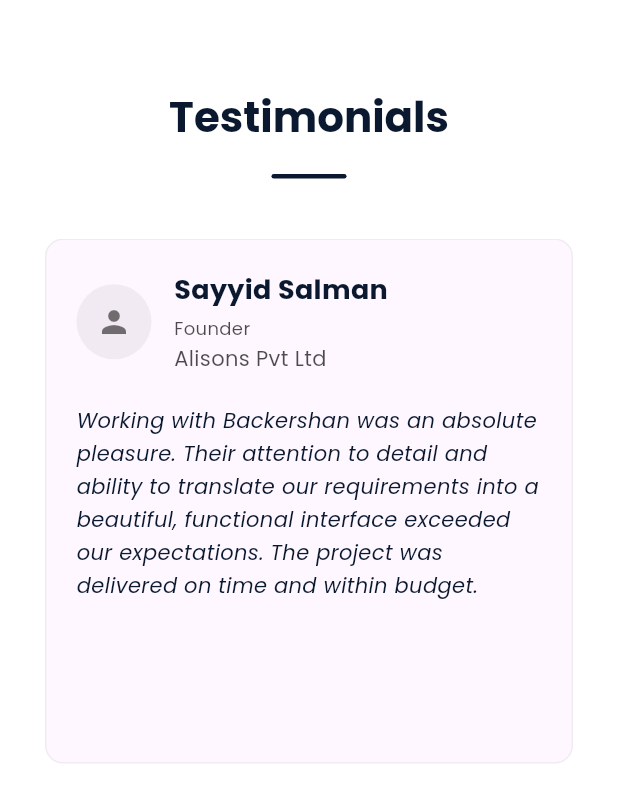
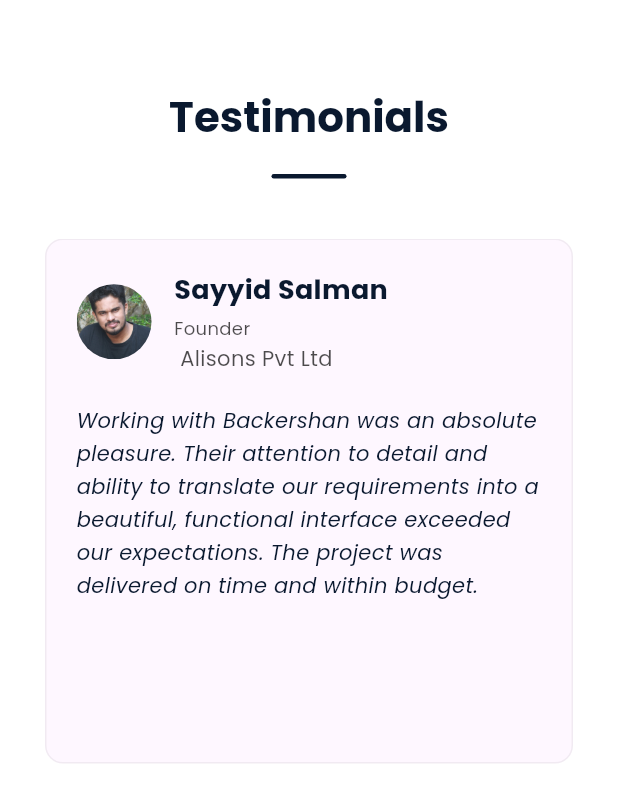
Before and after one commit to BackershanT/my_protfolio_flutter, a Flutter app: the TestimonialsSection widget shown alone on an empty page, opened directly, on a phone screen of 412 x 824 dp. Shown: the top 802 px of the screen. Run offline on Flutter 3.47's test engine with Material 3 defaults, Android fonts, the phone set to English and light mode, and no system bars; drawn by our look-alikes of flutter_animate; our stand-ins replace cloud_firestore, firebase_core, flutter_screenutil, font_awesome_flutter, google_fonts, lottie and 1 more; accounts and stored records are empty; network calls fail.

Commit message:
feat(testimonials): add avatar images and display in testimonial section
- Added avatar image files for testimonials
- Updated testimonial data to include avatar image URLs
- Display avatar images in testimonial section when available
- Show placeholder icon if avatar URL is empty
- Fixed testimonial id formatting by trimming extra space
- Adjusted company name text spacing for better UI alignment

```diff
--- a/lib/features/shared/data/models/testimonial_data.dart
+++ b/lib/features/shared/data/models/testimonial_data.dart
@@ -10,7 +10,7 @@ class TestimonialData {
         company: 'Alisons Pvt Ltd',
         content:
             'Working with Backershan was an absolute pleasure. Their attention to detail and ability to translate our requirements into a beautiful, functional interface exceeded our expectations. The project was delivered on time and within budget.',
-        avatarUrl: '',
+        avatarUrl: 'assets/testimonial/testSalman.JPG',
       ),
       Testimonial(
         id: '2',
@@ -19,7 +19,7 @@ class TestimonialData {
         company: 'Clan LEO Pvt Ltd',
         content:
             'Backershan transformed our digital presence with their Flutter expertise. The mobile application they developed for us has received outstanding feedback from our users. Their technical skills combined with creative problem-solving are impressive.',
-        avatarUrl: '',
+        avatarUrl: 'assets/testimonial/testDipesh.jpg',
       ),
       Testimonial(
         id: '3',
@@ -31,7 +31,7 @@ class TestimonialData {
         avatarUrl: '',
       ),
       Testimonial(
-        id: '4 ',
+        id: '4',
         name: 'Yasin',
         role: 'CEO',
         company: 'Yachii',
--- a/lib/features/shared/presentation/testimonials_section.dart
+++ b/lib/features/shared/presentation/testimonials_section.dart
@@ -129,7 +129,7 @@ class _TestimonialsSectionState extends State<TestimonialsSection> {
           // Client info (avatar, name, role, company) - ABOVE content
           Row(
             children: [
-              // Avatar placeholder
+              // Avatar with image
               Container(
                 width: isMobile ? 50 : 60,
                 height: isMobile ? 50 : 60,
@@ -138,12 +138,20 @@ class _TestimonialsSectionState extends State<TestimonialsSection> {
                       ? Colors.white.withOpacity(0.1)
                       : Colors.black.withOpacity(0.05),
                   borderRadius: BorderRadius.circular(30),
+                  image: testimonial.avatarUrl.isNotEmpty
+                      ? DecorationImage(
+                          image: AssetImage(testimonial.avatarUrl),
+                          fit: BoxFit.cover,
+                        )
+                      : null,
                 ),
-                child: Icon(
-                  Icons.person,
-                  size: isMobile ? 24 : 30,
-                  color: isDark ? Colors.white70 : Colors.black54,
-                ),
+                child: testimonial.avatarUrl.isEmpty
+                    ? Icon(
+                        Icons.person,
+                        size: isMobile ? 24 : 30,
+                        color: isDark ? Colors.white70 : Colors.black54,
+                      )
+                    : null,
               ),
               SizedBox(width: 15),
               Expanded(
@@ -170,7 +178,7 @@ class _TestimonialsSectionState extends State<TestimonialsSection> {
                     ).animate().fadeIn(delay: 400.ms, duration: 600.ms),
                     SizedBox(height: 2),
                     Text(
-                      '${testimonial.company}',
+                      ' ${testimonial.company}',
                       style: TextStyle(
                         fontSize: roleSize,
                         color: isDark
--- a/pubspec.yaml
+++ b/pubspec.yaml
@@ -77,6 +77,7 @@ flutter:
     - assets/lottie/
     - assets/skills/
     - assets/projects/
+    - assets/testimonial/
 
   # An image asset can refer to one or more resolution-specific "variants", see
   # https://flutter.dev/to/resolution-aware-images
```
Also changed, not shown: assets/testimonial/testDipesh.jpg (added), assets/testimonial/testSalman.JPG (added).
